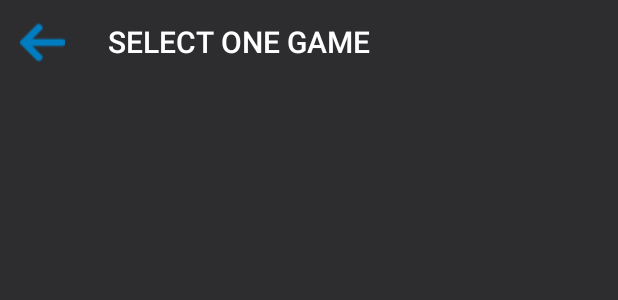
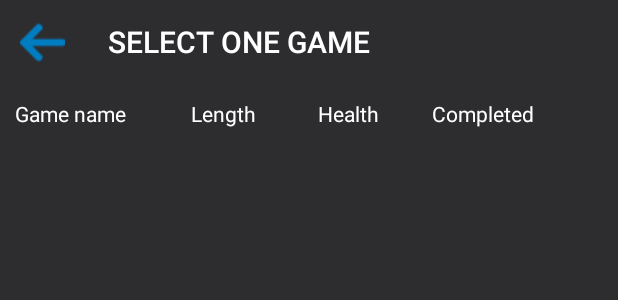
Before and after one commit to slucasm/APPGame, an Android app: the layout activity_load_games.xml on its own in the app's theme, with its tools: preview values and no code run, on a phone screen of 412 x 824 dp. Shown: the top 300 px of the screen. Run offline under Robolectric (Android 15) with nearby library versions, the phone set to English and light mode, and no system bars.

Commit message:
Improved activities. Created new icon for app launcher

```diff
--- a/app/src/main/AndroidManifest.xml
+++ b/app/src/main/AndroidManifest.xml
@@ -6,7 +6,7 @@
 
     <application
         android:allowBackup="true"
-        android:icon="@mipmap/ic_launcher"
+        android:icon="@drawable/icon"
         android:label="@string/app_name"
         android:roundIcon="@mipmap/ic_launcher_round"
         android:supportsRtl="true"
--- a/app/src/main/res/layout/activity_load_games.xml
+++ b/app/src/main/res/layout/activity_load_games.xml
@@ -16,11 +16,58 @@
         app:titleTextColor="@color/white"
         />
 
+    <TextView
+        android:id="@+id/textView_name"
+        android:layout_width="wrap_content"
+        android:layout_height="wrap_content"
+        android:layout_marginStart="10dp"
+        android:layout_marginLeft="10dp"
+        android:layout_marginTop="10dp"
+        android:text="Game name "
+        android:textColor="@android:color/white"
+        app:layout_constraintStart_toStartOf="parent"
+        app:layout_constraintTop_toBottomOf="@+id/toolbar" />
+
+    <TextView
+        android:id="@+id/textView_length"
+        android:layout_width="wrap_content"
+        android:layout_height="wrap_content"
+        android:layout_marginStart="40dp"
+        android:layout_marginLeft="40dp"
+        android:layout_marginTop="10dp"
+        android:text="Length"
+        android:textColor="@android:color/white"
+        app:layout_constraintStart_toEndOf="@+id/textView_name"
+        app:layout_constraintTop_toBottomOf="@+id/toolbar" />
+
+    <TextView
+        android:id="@+id/textView_health"
+        android:layout_width="wrap_content"
+        android:layout_height="wrap_content"
+        android:layout_marginStart="41dp"
+        android:layout_marginLeft="41dp"
+        android:text="Health"
+        android:textColor="@android:color/white"
+        app:layout_constraintBaseline_toBaselineOf="@+id/textView_length"
+        app:layout_constraintStart_toEndOf="@+id/textView_length" />
+
+    <TextView
+        android:id="@+id/textView_completed"
+        android:layout_width="wrap_content"
+        android:layout_height="wrap_content"
+        android:layout_marginStart="35dp"
+        android:layout_marginLeft="35dp"
+        android:text="Completed"
+        android:textColor="@android:color/white"
+        app:layout_constraintBaseline_toBaselineOf="@+id/textView_health"
+        app:layout_constraintStart_toEndOf="@+id/textView_health" />
+
     <android.support.v7.widget.RecyclerView
         android:id="@+id/recyclerView"
         android:layout_width="match_parent"
         android:layout_height="match_parent"
-        android:layout_marginTop="55dp">
+        android:layout_marginTop="100dp"
+        app:layout_constraintTop_toBottomOf="@+id/toolbar">
 
     </android.support.v7.widget.RecyclerView>
 
--- a/app/src/main/res/layout/activity_splash_screen.xml
+++ b/app/src/main/res/layout/activity_splash_screen.xml
@@ -24,4 +24,5 @@
         app:layout_constraintStart_toStartOf="parent"
         app:layout_constraintTop_toTopOf="parent"
         app:srcCompat="@drawable/title" />
+
 </android.support.constraint.ConstraintLayout>
--- a/app/src/main/res/values/strings.xml
+++ b/app/src/main/res/values/strings.xml
@@ -1,3 +1,3 @@
 <resources>
-    <string name="app_name">APPGame</string>
+    <string name="app_name">Escape Prison</string>
 </resources>
```
Also changed, not shown: app/src/main/java/dsa/eetac/upc/edu/appgame/Adapter.java (+11 -0 lines), app/src/main/res/layout/item_game.xml (+23 -12 lines), app/src/main/res/drawable/generatedtext.png (added), app/src/main/res/drawable/icon.png (added), app/src/main/res/drawable/prision.png (added).
